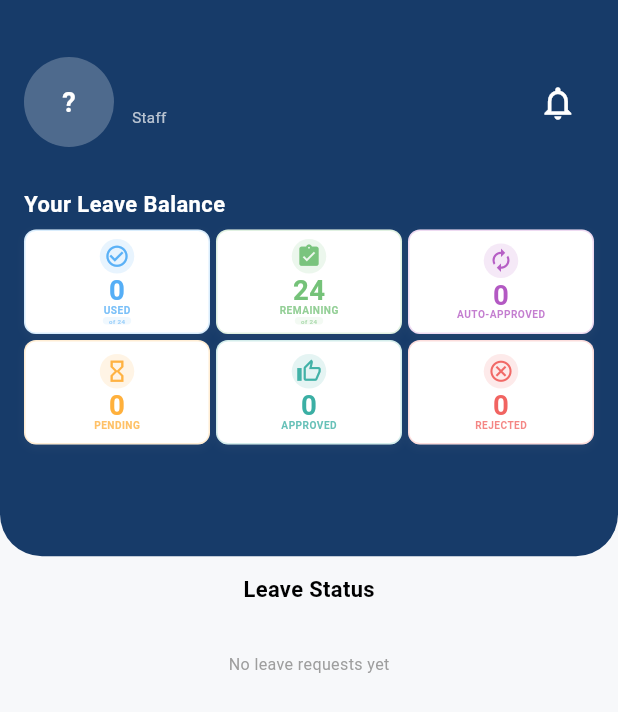
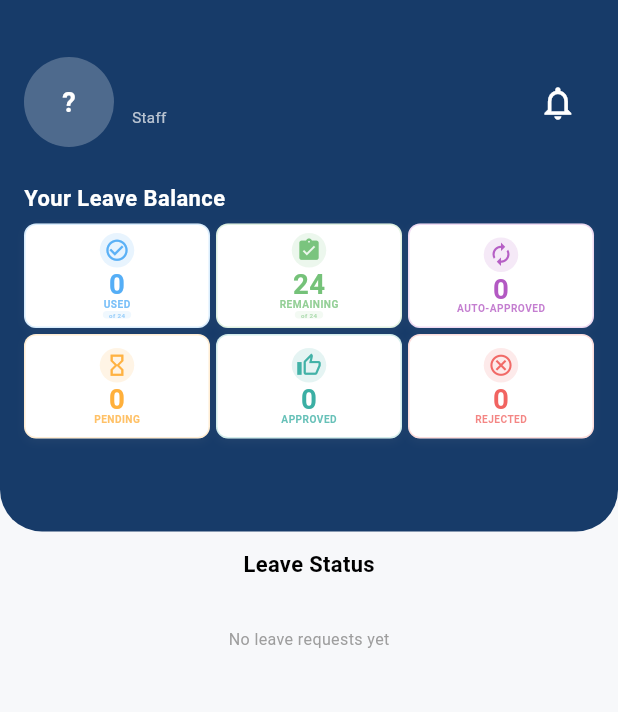
Before and after one commit to sakdany62/WIS-Request-App, a Flutter app: the StaffHomeScreen screen opened directly, on a phone screen of 412 x 824 dp. Shown: the top 712 px of the screen. Run offline on Flutter 3.47's test engine with Material 3 defaults, Android fonts, the phone set to English and light mode, and no system bars; our stand-ins replace cached_network_image, cloud_firestore, firebase_auth, firebase_core, firebase_storage, flutter_local_notifications and 4 more; missing offline and left inert: excel; accounts and stored records are empty.

Commit message:
Updated staff home screen

```diff
--- a/lib/screens/staff/staff_home_screen.dart
+++ b/lib/screens/staff/staff_home_screen.dart
@@ -348,7 +348,7 @@ class _HeaderSection extends StatelessWidget {
   @override
   Widget build(BuildContext context) {
     final screenHeight = MediaQuery.of(context).size.height;
-    final headerHeight = screenHeight * 0.45;
+    final headerHeight = screenHeight * 0.43;
 
     return SizedBox(
       height: headerHeight,
@@ -384,7 +384,7 @@ class _HeaderSection extends StatelessWidget {
             ),
 
             // Increased space between user header and "Your Leave Balance"
-            SizedBox(height: isMobile ? 28 : 40),
+            SizedBox(height: isMobile ? 24 : 36),
 
             // Row with "Your Leave Balance" on the left
             Row(
```
